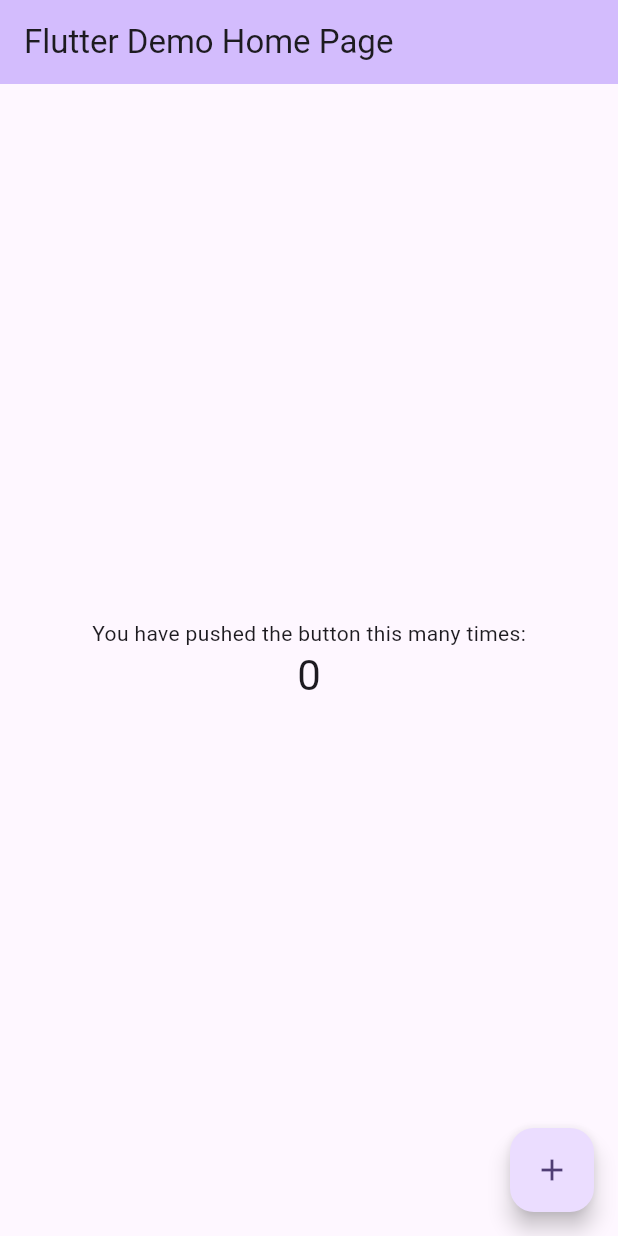
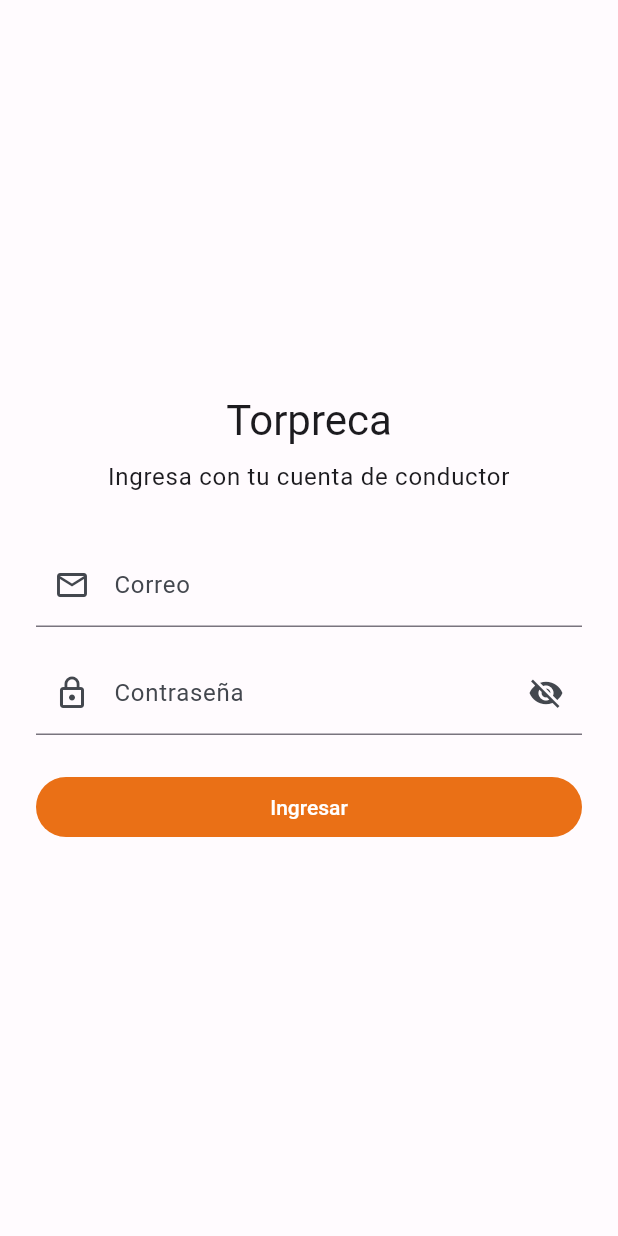
Before and after one commit to JTuyuc7/torpreca, a Flutter app: the screen it shows after launch, on a phone screen of 412 x 824 dp. Run offline on Flutter 3.47's test engine with Material 3 defaults, Android fonts, the light colour scheme and no system bars; our stand-ins replace flutter_dotenv, supabase_flutter; accounts and stored records are empty.

Commit message:
feat(TOR-23-39): mobile app, first steps

```diff
--- /dev/null
+++ b/apps/mobile/lib/core/theme/app_colors.dart
@@ -0,0 +1,51 @@
+import 'package:flutter/material.dart';
+
+/// Design System V2 tokens (Notion -> Sistema de Diseño), copied 1:1.
+/// Keep in sync with apps/dashboard/app/globals.css if either changes.
+class AppColors {
+  AppColors._();
+
+  static const light = AppPalette(
+    background: Color(0xFFFFFBFE),
+    surface: Color(0xFFEEF4FB),
+    primary: Color(0xFF00529E),
+    secondary: Color(0xFFEA7016),
+    secondaryHover: Color(0xFFDE6E20),
+    text: Color(0xFF1C1B1F),
+    outline: Color(0xFF79747E),
+    error: Color(0xFFB3261E),
+  );
+
+  static const dark = AppPalette(
+    background: Color(0xFF0C1929),
+    surface: Color(0xFF152639),
+    primary: Color(0xFF7DC0F5),
+    secondary: Color(0xFFFFB06B),
+    secondaryHover: Color(0xFFFFB06B),
+    text: Color(0xFFE6E1E5),
+    outline: Color(0xFF8BAFC8),
+    error: Color(0xFFF2B8B5),
+  );
+}
+
+class AppPalette {
+  const AppPalette({
+    required this.background,
+    required this.surface,
+    required this.primary,
+    required this.secondary,
+    required this.secondaryHover,
+    required this.text,
+    required this.outline,
+    required this.error,
+  });
+
+  final Color background;
+  final Color surface;
+  final Color primary;
+  final Color secondary;
+  final Color secondaryHover;
+  final Color text;
+  final Color outline;
+  final Color error;
+}
--- /dev/null
+++ b/apps/mobile/lib/core/theme/app_theme.dart
@@ -0,0 +1,58 @@
+import 'package:flutter/material.dart';
+
+import 'app_colors.dart';
+
+/// M3 ThemeData built from the Design System V2 tokens. Android-only
+/// (CLAUDE.md), so Roboto is already the system font — no font package
+/// needed, only the M3 weight scale (400 regular / 500 medium for CTAs).
+class AppTheme {
+  AppTheme._();
+
+  static ThemeData get light => _build(AppColors.light, Brightness.light);
+  static ThemeData get dark => _build(AppColors.dark, Brightness.dark);
+
+  static ThemeData _build(AppPalette palette, Brightness brightness) {
+    final colorScheme = ColorScheme.fromSeed(
+      seedColor: palette.primary,
+      brightness: brightness,
+    ).copyWith(
+      primary: palette.primary,
+      onPrimary: _onColorFor(palette.primary),
+      secondary: palette.secondary,
+      onSecondary: _onColorFor(palette.secondary),
+      surface: palette.surface,
+      onSurface: palette.text,
+      error: palette.error,
+      onError: _onColorFor(palette.error),
+      outline: palette.outline,
+    );
+
+    return ThemeData(
+      useMaterial3: true,
+      brightness: brightness,
+      colorScheme: colorScheme,
+      scaffoldBackgroundColor: palette.background,
+      textTheme: const TextTheme(
+        displayLarge: TextStyle(fontSize: 57, fontWeight: FontWeight.w400),
+        headlineMedium: TextStyle(fontSize: 28, fontWeight: FontWeight.w400),
+        titleLarge: TextStyle(fontSize: 22, fontWeight: FontWeight.w400),
+        bodyLarge: TextStyle(fontSize: 16, fontWeight: FontWeight.w400),
+        labelLarge: TextStyle(fontSize: 14, fontWeight: FontWeight.w500),
+        bodySmall: TextStyle(fontSize: 12, fontWeight: FontWeight.w400),
+      ),
+      filledButtonTheme: FilledButtonThemeData(
+        style: FilledButton.styleFrom(
+          backgroundColor: colorScheme.secondary,
+          foregroundColor: colorScheme.onSecondary,
+          textStyle: const TextStyle(fontSize: 14, fontWeight: FontWeight.w500),
+        ),
+      ),
+    );
+  }
+
+  static Color _onColorFor(Color background) {
+    return ThemeData.estimateBrightnessForColor(background) == Brightness.dark
+        ? Colors.white
+        : Colors.black;
+  }
+}
--- /dev/null
+++ b/apps/mobile/lib/features/auth/presentation/login_screen.dart
@@ -0,0 +1,148 @@
+import 'package:flutter/material.dart';
+import 'package:supabase_flutter/supabase_flutter.dart' show AuthException;
+
+import '../data/auth_repository.dart';
+
+class LoginScreen extends StatefulWidget {
+  const LoginScreen({super.key, required this.authRepository});
+
+  final AuthRepository authRepository;
+
+  @override
+  State<LoginScreen> createState() => _LoginScreenState();
+}
+
+class _LoginScreenState extends State<LoginScreen> {
+  final _formKey = GlobalKey<FormState>();
+  final _emailController = TextEditingController();
+  final _passwordController = TextEditingController();
+
+  bool _obscurePassword = true;
+  bool _isLoading = false;
+  String? _errorMessage;
+
+  @override
+  void dispose() {
+    _emailController.dispose();
+    _passwordController.dispose();
+    super.dispose();
+  }
+
+  Future<void> _submit() async {
+    if (!(_formKey.currentState?.validate() ?? false)) return;
+
+    setState(() {
+      _isLoading = true;
+      _errorMessage = null;
+    });
+
+    try {
+      await widget.authRepository.signIn(
+        email: _emailController.text.trim(),
+        password: _passwordController.text,
+      );
+      // No navigation here on purpose: main.dart listens to
+      // Supabase's onAuthStateChange and swaps the screen reactively.
+    } on AuthException catch (e) {
+      setState(() => _errorMessage = e.message);
+    } catch (_) {
+      setState(() => _errorMessage = 'No se pudo iniciar sesión. Intenta de nuevo.');
+    } finally {
+      if (mounted) setState(() => _isLoading = false);
+    }
+  }
+
+  @override
+  Widget build(BuildContext context) {
+    final colorScheme = Theme.of(context).colorScheme;
+
+    return Scaffold(
+      body: SafeArea(
+        child: Center(
+          child: SingleChildScrollView(
+            padding: const EdgeInsets.all(24),
+            child: Form(
+              key: _formKey,
+              child: Column(
+                mainAxisSize: MainAxisSize.min,
+                crossAxisAlignment: CrossAxisAlignment.stretch,
+                children: [
+                  Text(
+                    'Torpreca',
+                    style: Theme.of(context).textTheme.headlineMedium,
+                    textAlign: TextAlign.center,
+                  ),
+                  const SizedBox(height: 8),
+                  Text(
+                    'Ingresa con tu cuenta de conductor',
+                    style: Theme.of(context).textTheme.bodyLarge,
+                    textAlign: TextAlign.center,
+                  ),
+                  const SizedBox(height: 32),
+                  TextFormField(
+                    controller: _emailController,
+                    keyboardType: TextInputType.emailAddress,
+                    autofillHints: const [AutofillHints.email],
+                    decoration: const InputDecoration(
+                      labelText: 'Correo',
+                      prefixIcon: Icon(Icons.mail_outline),
+                    ),
+                    validator: (value) {
+                      if (value == null || value.trim().isEmpty) {
+                        return 'Ingresa tu correo';
+                      }
+                      if (!value.contains('@')) return 'Correo inválido';
+                      return null;
+                    },
+                  ),
+                  const SizedBox(height: 16),
+                  TextFormField(
+                    controller: _passwordController,
+                    obscureText: _obscurePassword,
+                    autofillHints: const [AutofillHints.password],
+                    decoration: InputDecoration(
+                      labelText: 'Contraseña',
+                      prefixIcon: const Icon(Icons.lock_outline),
+                      suffixIcon: IconButton(
+                        icon: Icon(
+                          _obscurePassword ? Icons.visibility_off : Icons.visibility,
+                        ),
+                        tooltip: _obscurePassword ? 'Mostrar contraseña' : 'Ocultar contraseña',
+                        onPressed: () {
+                          setState(() => _obscurePassword = !_obscurePassword);
+                        },
+                      ),
+                    ),
+                    validator: (value) {
+                      if (value == null || value.isEmpty) return 'Ingresa tu contraseña';
+                      return null;
+                    },
+                  ),
+                  if (_errorMessage != null) ...[
+                    const SizedBox(height: 16),
+                    Text(
+                      _errorMessage!,
+                      style: TextStyle(color: colorScheme.error),
+                      textAlign: TextAlign.center,
+                    ),
+                  ],
+                  const SizedBox(height: 24),
+                  FilledButton(
+                    onPressed: _isLoading ? null : _submit,
+                    child: _isLoading
+                        ? const SizedBox(
+                            height: 20,
+                            width: 20,
+                            child: CircularProgressIndicator(strokeWidth: 2),
+                          )
+                        : const Text('Ingresar'),
+                  ),
+                ],
+              ),
+            ),
+          ),
+        ),
+      ),
+    );
+  }
+}
--- a/apps/mobile/lib/main.dart
+++ b/apps/mobile/lib/main.dart
@@ -1,122 +1,63 @@
 import 'package:flutter/material.dart';
+import 'package:flutter_dotenv/flutter_dotenv.dart';
+import 'package:supabase_flutter/supabase_flutter.dart';
 
-void main() {
+import 'core/env.dart';
+import 'core/theme/app_theme.dart';
+import 'features/auth/data/auth_repository.dart';
+import 'features/auth/presentation/login_screen.dart';
+import 'features/home/presentation/home_placeholder.dart';
+
+Future<void> main() async {
+  WidgetsFlutterBinding.ensureInitialized();
+  await dotenv.load(fileName: '.env');
+  await Supabase.initialize(url: Env.supabaseUrl, publishableKey: Env.supabaseAnonKey);
   runApp(const MyApp());
 }
 
 class MyApp extends StatelessWidget {
   const MyApp({super.key});
 
-  // This widget is the root of your application.
   @override
   Widget build(BuildContext context) {
     return MaterialApp(
-      title: 'Flutter Demo',
-      theme: ThemeData(
-        // This is the theme of your application.
-        //
-        // TRY THIS: Try running your application with "flutter run". You'll see
-        // the application has a purple toolbar. Then, without quitting the app,
-        // try changing the seedColor in the colorScheme below to Colors.green
-        // and then invoke "hot reload" (save your changes or press the "hot
-        // reload" button in a Flutter-supported IDE, or press "r" if you used
-        // the command line to start the app).
-        //
-        // Notice that the counter didn't reset back to zero; the application
-        // state is not lost during the reload. To reset the state, use hot
-        // restart instead.
-        //
-        // This works for code too, not just values: Most code changes can be
-        // tested with just a hot reload.
-        colorScheme: .fromSeed(seedColor: Colors.deepPurple),
-      ),
-      home: const MyHomePage(title: 'Flutter Demo Home Page'),
+      title: 'Torpreca',
+      theme: AppTheme.light,
+      darkTheme: AppTheme.dark,
+      themeMode: ThemeMode.system,
+      home: const AuthGate(),
     );
   }
 }
 
-class MyHomePage extends StatefulWidget {
-  const MyHomePage({super.key, required this.title});
-
-  // This widget is the home page of your application. It is stateful, meaning
-  // that it has a State object (defined below) that contains fields that affect
-  // how it looks.
-
-  // This class is the configuration for the state. It holds the values (in this
-  // case the title) provided by the parent (in this case the App widget) and
-  // used by the build method of the State. Fields in a Widget subclass are
-  // always marked "final".
-
-  final String title;
+/// Reactively swaps between LoginScreen and HomePlaceholder based on
+/// Supabase's own session stream — no manual Navigator.push on
+/// login/logout, matching the pattern supabase_flutter recommends.
+class AuthGate extends StatefulWidget {
+  const AuthGate({super.key});
 
   @override
-  State<MyHomePage> createState() => _MyHomePageState();
+  State<AuthGate> createState() => _AuthGateState();
 }
 
-class _MyHomePageState extends State<MyHomePage> {
-  int _counter = 0;
-
-  void _incrementCounter() {
-    setState(() {
-      // This call to setState tells the Flutter framework that something has
-      // changed in this State, which causes it to rerun the build method below
-      // so that the display can reflect the updated values. If we changed
-      // _counter without calling setState(), then the build method would not be
-      // called again, and so nothing would appear to happen.
-      _counter++;
-    });
-  }
+class _AuthGateState extends State<AuthGate> {
+  final AuthRepository _authRepository = SupabaseAuthRepository();
 
   @override
   Widget build(BuildContext context) {
-    // This method is rerun every time setState is called, for instance as done
-    // by the _incrementCounter method above.
-    //
-    // The Flutter framework has been optimized to make rerunning build methods
-    // fast, so that you can just rebuild anything that needs updating rather
-    // than having to individually change instances of widgets.
-    return Scaffold(
-      appBar: AppBar(
-        // TRY THIS: Try changing the color here to a specific color (to
-        // Colors.amber, perhaps?) and trigger a hot reload to see the AppBar
-        // change color while the other colors stay the same.
-        backgroundColor: Theme.of(context).colorScheme.inversePrimary,
-        // Here we take the value from the MyHomePage object that was created by
-        // the App.build method, and use it to set our appbar title.
-        title: Text(widget.title),
+    return StreamBuilder<AuthState>(
+      stream: Supabase.instance.client.auth.onAuthStateChange,
+      initialData: AuthState(
+        AuthChangeEvent.initialSession,
+        Supabase.instance.client.auth.currentSession,
       ),
-      body: Center(
-        // Center is a layout widget. It takes a single child and positions it
-        // in the middle of the parent.
-        child: Column(
-          // Column is also a layout widget. It takes a list of children and
-          // arranges them vertically. By default, it sizes itself to fit its
-          // children horizontally, and tries to be as tall as its parent.
-          //
-          // Column has various properties to control how it sizes itself and
-          // how it positions its children. Here we use mainAxisAlignment to
-          // center the children vertically; the main axis here is the vertical
-          // axis because Columns are vertical (the cross axis would be
-          // horizontal).
-          //
-          // TRY THIS: Invoke "debug painting" (choose the "Toggle Debug Paint"
-          // action in the IDE, or press "p" in the console), to see the
-          // wireframe for each widget.
-          mainAxisAlignment: .center,
-          children: [
-            const Text('You have pushed the button this many times:'),
-            Text(
-              '$_counter',
-              style: Theme.of(context).textTheme.headlineMedium,
-            ),
-          ],
-        ),
-      ),
-      floatingActionButton: FloatingActionButton(
-        onPressed: _incrementCounter,
-        tooltip: 'Increment',
-        child: const Icon(Icons.add),
-      ),
+      builder: (context, snapshot) {
+        final session = snapshot.data?.session;
+        if (session != null) {
+          return HomePlaceholder(authRepository: _authRepository);
+        }
+        return LoginScreen(authRepository: _authRepository);
+      },
     );
   }
 }
```
Also changed, not shown: apps/mobile/lib/core/api/mobile_auth_client.dart (added, +54 -0 lines), apps/mobile/lib/core/env.dart (added, +23 -0 lines), apps/mobile/lib/features/auth/data/auth_repository.dart (added, +52 -0 lines), apps/mobile/lib/features/home/presentation/home_placeholder.dart (added, +32 -0 lines), apps/mobile/pubspec.yaml (+9 -0 lines), apps/mobile/pubspec.lock, 7 other files.
